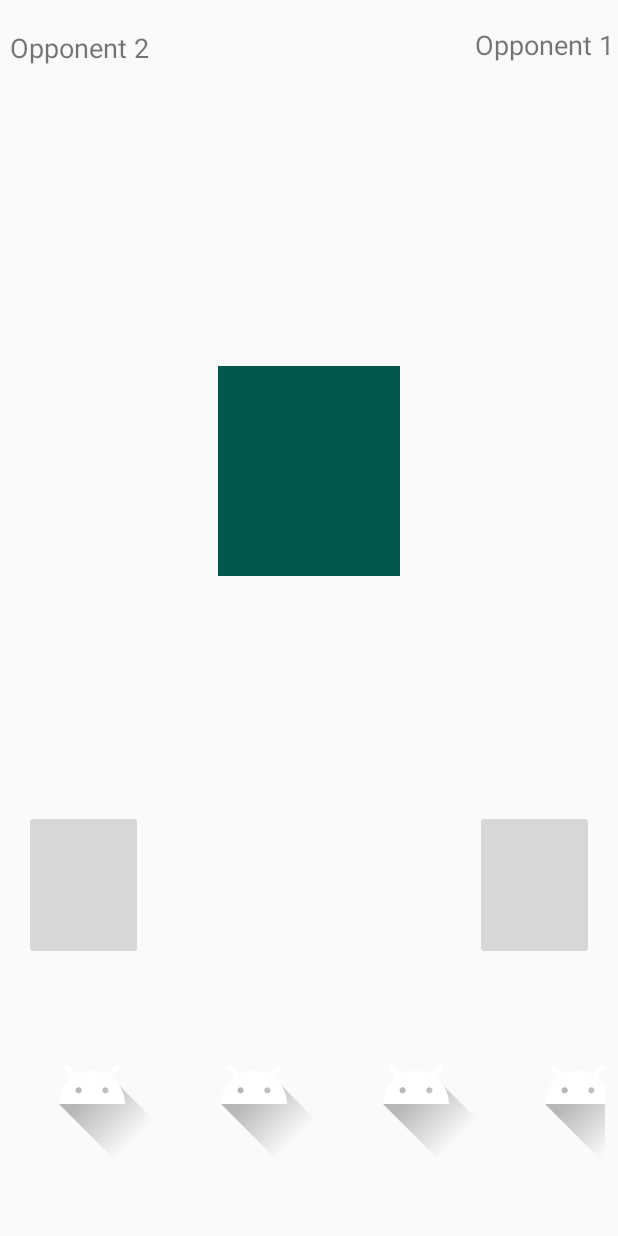
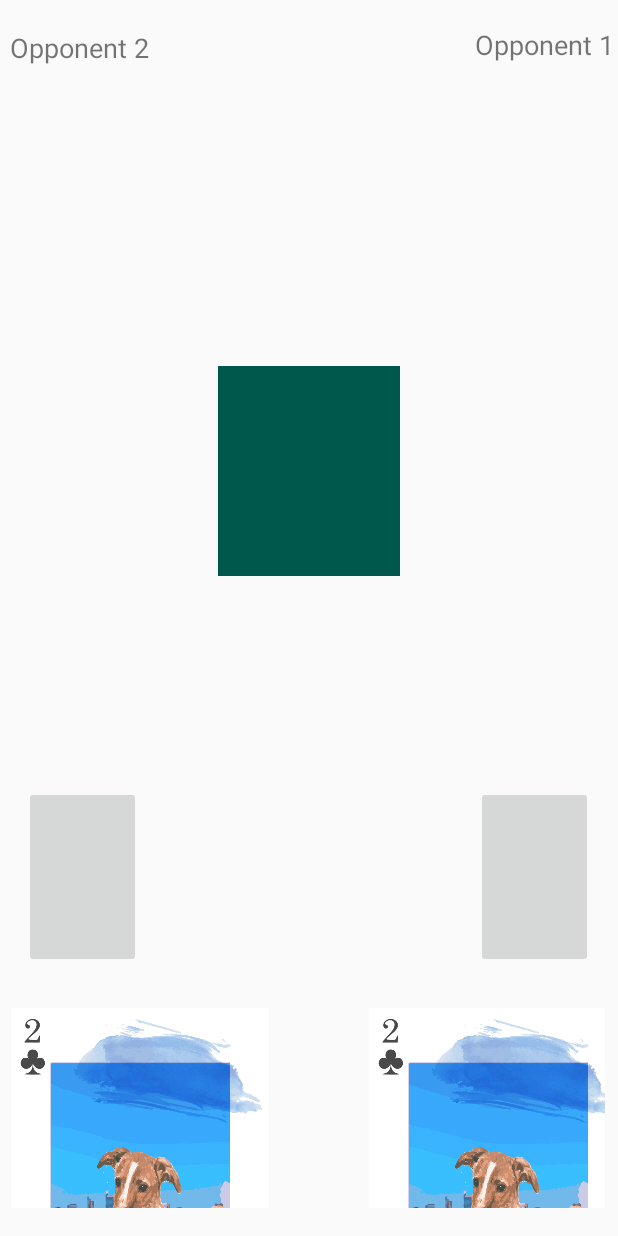
Before and after one commit to thenry3/CreativeLabs-Tongits, an Android app: the Game screen opened directly, with no data from a screen before it, on a phone screen of 412 x 824 dp. Run offline under Robolectric (Android 15) with nearby library versions, the phone set to English and light mode, and no system bars; libraries missing offline, so code that uses them is left out: java.security.acl.

Commit message:
Added PNG card images as test

```diff
--- a/app/src/main/java/com/example/tongits/Game.java
+++ b/app/src/main/java/com/example/tongits/Game.java
@@ -1,15 +1,13 @@
 package com.example.tongits;
 
-import android.support.annotation.DrawableRes;
-import android.support.constraint.ConstraintLayout;
 import android.support.v7.app.AppCompatActivity;
 import android.os.Bundle;
-import android.util.Log;
 import android.view.View;
 import android.widget.*;
 import java.util.*;
-import java.util.concurrent.TimeUnit;
-import android.graphics.drawable.*;
+import android.graphics.BitmapFactory;
+import android.graphics.Bitmap;
+import android.view.ViewGroup.*;
 
 
 public class Game extends AppCompatActivity {
@@ -174,7 +172,14 @@ public class Game extends AppCompatActivity {
         for (int i = 0; i < playerHand.size(); i++) {
             ImageButton card = new ImageButton(this);
             setNewCardImage(playerHand.get(i).getSuit(), playerHand.get(i).getValue(), card);
+            card.setAdjustViewBounds(true);
+            card.setLayoutParams(new LinearLayout.LayoutParams(258, 400));
             viewHand.addView(card);
+
+            View space = new Space(this);
+            space.setLayoutParams(new LinearLayout.LayoutParams(100, 100));
+            viewHand.addView(space);
+
         }
     }
 
@@ -197,7 +202,7 @@ public class Game extends AppCompatActivity {
                     case 11:
                     case 12:
                     case 13:
-                        card.setBackgroundResource(R.drawable.ic_launcher_foreground);
+                        card.setBackgroundResource(R.drawable.clubs2);
                         break;
                 }
                 break;
@@ -216,7 +221,7 @@ public class Game extends AppCompatActivity {
                     case 11:
                     case 12:
                     case 13:
-                        card.setBackgroundResource(R.drawable.ic_launcher_foreground);
+                        card.setBackgroundResource(R.drawable.clubs2);
                         break;
                 }
                 break;
@@ -235,7 +240,7 @@ public class Game extends AppCompatActivity {
                     case 11:
                     case 12:
                     case 13:
-                        card.setBackgroundResource(R.drawable.ic_launcher_foreground);
+                        card.setBackgroundResource(R.drawable.clubs2);
                         break;
                 }
                 break;
@@ -254,10 +259,11 @@ public class Game extends AppCompatActivity {
                     case 11:
                     case 12:
                     case 13:
-                        card.setBackgroundResource(R.drawable.ic_launcher_foreground);
+                        card.setBackgroundResource(R.drawable.clubs2);
                         break;
                 }
                 break;
         }
+
     }
 }
--- a/app/src/main/res/layout/activity_game.xml
+++ b/app/src/main/res/layout/activity_game.xml
@@ -21,19 +21,19 @@
 
     <ImageButton
         android:id="@+id/AI1DiscardPile"
-        android:layout_width="79dp"
-        android:layout_height="100dp"
+        android:layout_width="78dp"
+        android:layout_height="121dp"
         android:background="#00FFFFFF"
         app:layout_constraintBottom_toBottomOf="parent"
         app:layout_constraintEnd_toEndOf="parent"
         app:layout_constraintStart_toStartOf="parent"
         app:layout_constraintTop_toTopOf="parent"
-        app:layout_constraintVertical_bias="0.026" />
+        app:layout_constraintVertical_bias="0.025" />
 
     <ImageButton
         android:id="@+id/playerDiscardPile"
-        android:layout_width="79dp"
-        android:layout_height="100dp"
+        android:layout_width="78dp"
+        android:layout_height="121dp"
         app:layout_constraintBottom_toBottomOf="parent"
         app:layout_constraintEnd_toEndOf="parent"
         app:layout_constraintHorizontal_bias="0.951"
@@ -76,8 +76,8 @@
 
     <ImageButton
         android:id="@+id/AI2DiscardPile"
-        android:layout_width="79dp"
-        android:layout_height="100dp"
+        android:layout_width="78dp"
+        android:layout_height="121dp"
         app:layout_constraintBottom_toBottomOf="parent"
         app:layout_constraintEnd_toEndOf="parent"
         app:layout_constraintHorizontal_bias="0.048"
```
Also changed, not shown: app/src/main/res/drawable/ic_clubs_10.xml (added, +12 -0 lines), app/src/main/res/drawable/clubs2.png (added).
